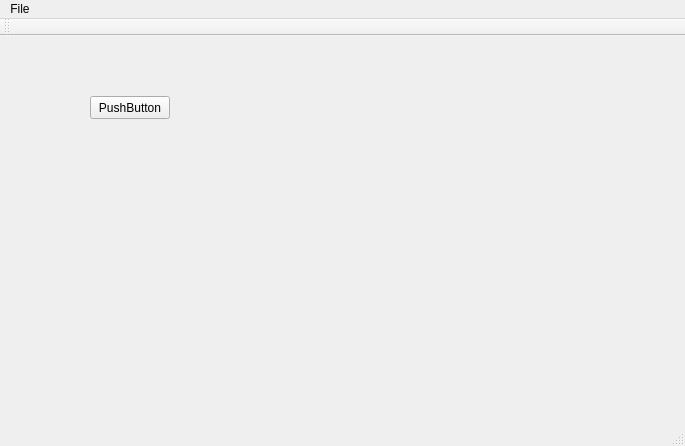
This is src/MouseManagerProject/mainwindow.ui in valeriyasyomina/MouseListener as Qt 5 draws it before an edit. The edited form follows.
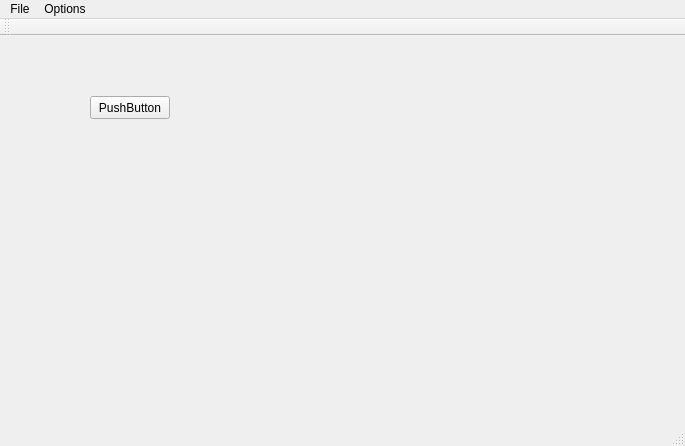
This is the edited form.

What changed in the file:
```diff
--- a/src/MouseManagerProject/mainwindow.ui
+++ b/src/MouseManagerProject/mainwindow.ui
@@ -45,7 +45,15 @@
     <addaction name="actionStart_mouse_listening"/>
     <addaction name="actionRemove_device_module"/>
    </widget>
+   <widget class="QMenu" name="menuHelp">
+    <property name="title">
+     <string>Options</string>
+    </property>
+    <addaction name="actionHelp"/>
+    <addaction name="actionAbout"/>
+   </widget>
    <addaction name="menuFile"/>
+   <addaction name="menuHelp"/>
   </widget>
   <widget class="QToolBar" name="mainToolBar">
    <attribute name="toolBarArea">
```
Left out of the diff: 14 changed lines with no effect on the pictures.
